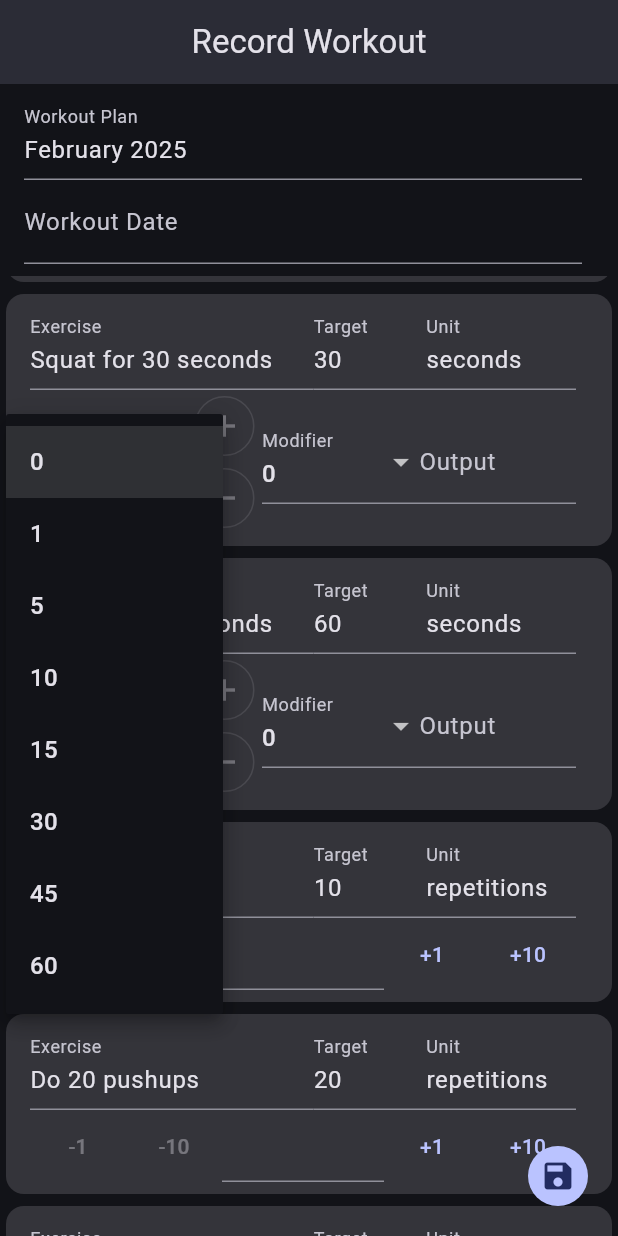
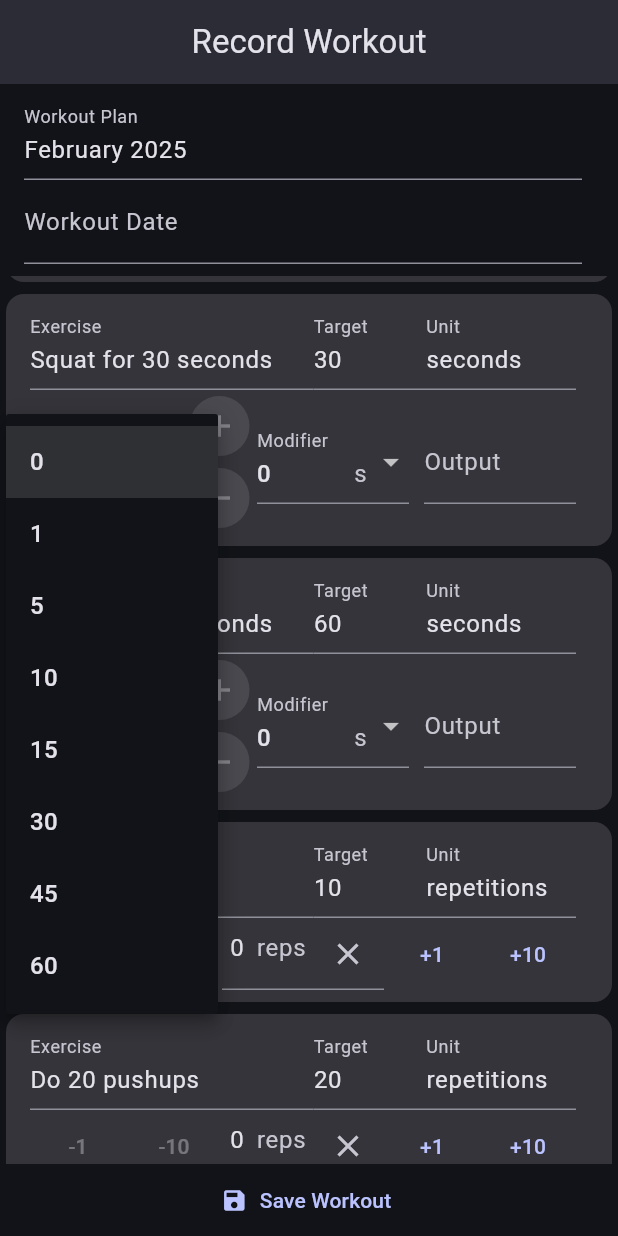
Before and after one commit to ngoantho/flutter-workout-app, a Flutter app: the screen it shows after launch, scrolled down 576 dp, after a tap on "Base", on a phone screen of 412 x 824 dp. Run offline on Flutter 3.47's test engine with Material 3 defaults, Android fonts, the phone set to English and light mode, and no system bars; missing offline and left inert: date_only.

Commit message:
style: add persistent save workout btn, set reps to 0, allow for bottom app sheet

```diff
--- a/lib/mixins/validate_output.dart
+++ b/lib/mixins/validate_output.dart
@@ -1,9 +1,11 @@
 mixin ValidateOutputMixin {
-  String? validateOutput(String? input) {
+  String? validateOutput(String? input,
+      {String incomplete = 'Output is incomplete',
+      String lessThanZero = 'Output must be ≥ 0'}) {
     if (input == null || input.isEmpty) {
-      return 'Output is incomplete';
+      return incomplete;
     } else if (int.parse(input) < 0) {
-      return 'Output must be ≥ 0';
+      return lessThanZero;
     }
     return null;
   }
--- a/lib/pages/workout_recording/methods/base_plus_minus_method.dart
+++ b/lib/pages/workout_recording/methods/base_plus_minus_method.dart
@@ -3,6 +3,7 @@ import 'package:homework/classes/disabled_focus_node.dart';
 import 'package:homework/mixins/to_dropdown.dart';
 import 'package:homework/mixins/validate_output.dart';
 import 'package:homework/models/output.dart';
+import 'package:homework/widgets/sized_box/sized_box_with_width.dart';
 
 class BasePlusMinusMethod extends StatefulWidget {
   final TextEditingController controller;
@@ -27,18 +28,18 @@ class _BasePlusMinusMethodState extends State<BasePlusMinusMethod>
             child: DropdownButtonFormField(
           items: toDropdownMenuItemList(units),
           onChanged: (value) => setBaseOutput(value),
-          decoration: InputDecoration(labelText: 'Base'),
+          decoration: InputDecoration(labelText: 'Base', suffixText: 's'),
         )),
         SizedBox(
           width: 50,
           child: Column(
             children: [
-              IconButton.outlined(
+              IconButton.filledTonal(
                   onPressed: selectedBase != null
                       ? () => modifyActualOutput(selectedMod)
                       : null,
                   icon: Icon(Icons.add)),
-              IconButton.outlined(
+              IconButton.filledTonal(
                   onPressed:
                       selectedBase != null && widget.controller.output > 0
                           ? () => modifyActualOutput(-selectedMod)
@@ -54,20 +55,22 @@ class _BasePlusMinusMethodState extends State<BasePlusMinusMethod>
           onChanged: (value) => setState(
             () => selectedMod = value,
           ),
-          decoration:
-              InputDecoration(labelText: 'Modifier'),
+          decoration: InputDecoration(labelText: 'Modifier', suffixText: 's'),
         )),
+        SizedBoxWithWidth(10),
         Flexible(
             child: TextFormField(
           controller: widget.controller,
           focusNode: DisabledFocusNode(),
           decoration: InputDecoration(
             labelText: 'Output',
+            suffixText: 's',
             suffixIcon: widget.controller.hasOutput
                 ? IconButton(onPressed: clearOutput, icon: Icon(Icons.clear))
                 : null,
           ),
-          validator: validateOutput,
+          validator: (output) =>
+              validateOutput(output, incomplete: 'Select base unit'),
         ))
       ],
     );
--- a/lib/pages/workout_recording/methods/minus_value_plus_method.dart
+++ b/lib/pages/workout_recording/methods/minus_value_plus_method.dart
@@ -1,6 +1,5 @@
 import 'package:flutter/material.dart';
 import 'package:homework/classes/disabled_focus_node.dart';
-import 'package:homework/mixins/validate_output.dart';
 import 'package:homework/models/output.dart';
 
 class MinusValuePlusMethod extends StatefulWidget {
@@ -12,7 +11,15 @@ class MinusValuePlusMethod extends StatefulWidget {
   State<MinusValuePlusMethod> createState() => _MinusValuePlusMethodState();
 }
 
-class _MinusValuePlusMethodState extends State<MinusValuePlusMethod> with ValidateOutputMixin {
+class _MinusValuePlusMethodState extends State<MinusValuePlusMethod> {
+  @override
+  void initState() {
+    super.initState();
+    setState(() {
+      widget.controller.output = 0;
+    });
+  }
+
   @override
   Widget build(BuildContext context) {
     return Row(
@@ -32,11 +39,10 @@ class _MinusValuePlusMethodState extends State<MinusValuePlusMethod> with Valida
           focusNode: DisabledFocusNode(),
           textAlign: TextAlign.center,
           decoration: InputDecoration(
-              suffixText: 'repetitions',
+              suffixText: 'reps',
               suffixIcon: widget.controller.hasOutput ? IconButton(
                   onPressed: clearOutput,
                   icon: Icon(Icons.clear)) : null),
-          validator: validateOutput,
         )),
         Wrap(
           children: [1, 10]
--- a/lib/pages/workout_recording/methods/value_dropdown_method.dart
+++ b/lib/pages/workout_recording/methods/value_dropdown_method.dart
@@ -41,13 +41,13 @@ class _ValueDropdownMethodState extends State<ValueDropdownMethod>
                 items: toDropdownMenuItemList([1, 10, 100]),
                 onChanged: (value) => dropdownOnChanged(value))),
         SizedBox(
-            child: IconButton.outlined(
+            child: IconButton.filledTonal(
                 onPressed: selectedValue != null
                     ? () => modifyActualOutput(selectedValue!)
                     : null,
                 icon: Icon(Icons.add))),
         SizedBox(
-            child: IconButton.outlined(
+            child: IconButton.filledTonal(
                 onPressed: selectedValue != null && widget.controller.output > 0
                     ? () => modifyActualOutput(-selectedValue!)
                     : null,
--- a/lib/pages/workout_recording/workout_recording_page.dart
+++ b/lib/pages/workout_recording/workout_recording_page.dart
@@ -2,6 +2,7 @@ import 'package:date_only/date_only.dart';
 import 'package:flutter/material.dart';
 import 'package:homework/models/exercise_result.dart';
 import 'package:homework/models/workout.dart';
+import 'package:homework/widgets/centering/center_text.dart';
 import 'package:homework/widgets/readonly_textfield.dart';
 import 'package:homework/classes/exercise_result_controller.dart';
 import 'package:homework/models/workout_plan.dart';
@@ -24,6 +25,10 @@ class _WorkoutRecordingPageState extends State<WorkoutRecordingPage> {
 
   void onSave() {
     if (!_formKey.currentState!.validate()) {
+      ScaffoldMessenger.of(context).showSnackBar(SnackBar(
+        content: const CenterText('Outputs are incomplete'),
+        duration: Duration(seconds: 1),
+      ));
       return;
     }
 
@@ -41,8 +46,7 @@ class _WorkoutRecordingPageState extends State<WorkoutRecordingPage> {
     super.initState();
     _exerciseResultControllers = widget.workoutPlan.exercises
         .map((exercise) => ExerciseResultController(
-            exercise: exercise,
-            controller: TextEditingController()))
+            exercise: exercise, controller: TextEditingController()))
         .toList();
   }
 
@@ -53,8 +57,6 @@ class _WorkoutRecordingPageState extends State<WorkoutRecordingPage> {
         autovalidateMode: AutovalidateMode.onUserInteraction,
         child: CommonScaffold(
             title: 'Record Workout',
-            floatingActionButton:
-                IconButton.filled(onPressed: onSave, icon: Icon(Icons.save)),
             content: Column(children: [
               ListTile(
                 title: ReadonlyTextField(
@@ -66,9 +68,13 @@ class _WorkoutRecordingPageState extends State<WorkoutRecordingPage> {
                   child: ListView.builder(
                       itemBuilder: (context, index) => WorkoutRecordingCard(
                           _exerciseResultControllers[index].exercise,
-                          _exerciseResultControllers[index]
-                              .controller),
-                      itemCount: _exerciseResultControllers.length))
+                          _exerciseResultControllers[index].controller),
+                      itemCount: _exerciseResultControllers.length)),
+              TextButton.icon(
+                onPressed: onSave,
+                label: Text('Save Workout'),
+                icon: Icon(Icons.save),
+              )
             ])));
   }
 }
--- a/lib/widgets/common_scaffold.dart
+++ b/lib/widgets/common_scaffold.dart
@@ -4,12 +4,14 @@ class CommonScaffold extends StatelessWidget {
   final String title;
   final Widget content;
   final Widget? floatingActionButton;
+  final Widget? bottomSheet;
 
   const CommonScaffold(
       {super.key,
       required this.title,
       required this.content,
-      this.floatingActionButton});
+      this.floatingActionButton,
+      this.bottomSheet});
 
   @override
   Widget build(BuildContext context) {
@@ -20,6 +22,7 @@ class CommonScaffold extends StatelessWidget {
       ),
       body: content,
       floatingActionButton: floatingActionButton,
+      bottomSheet: bottomSheet,
     );
   }
 }
```
